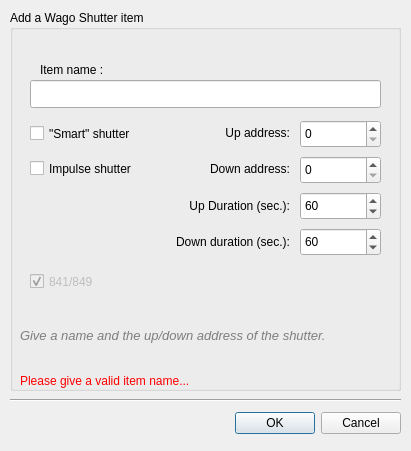
Before: the Qt Designer form data/DialogNewVolet.ui in calaos/calaos_installer, drawn with Qt 5.
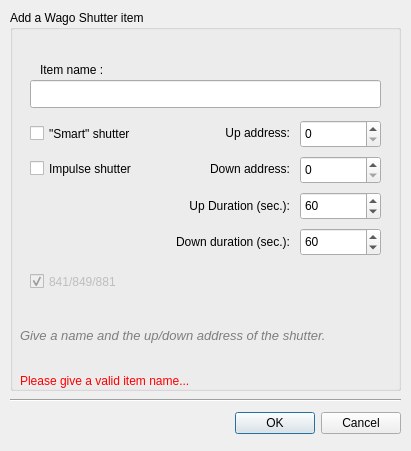
After: the same form once the commit is applied. Icons and pictures are not drawn.

Patch:
```diff
--- a/data/DialogNewVolet.ui
+++ b/data/DialogNewVolet.ui
@@ -417,7 +417,7 @@
      </rect>
     </property>
     <property name="text">
-     <string>841/849</string>
+     <string>841/849/881</string>
     </property>
     <property name="checked">
      <bool>true</bool>
```
